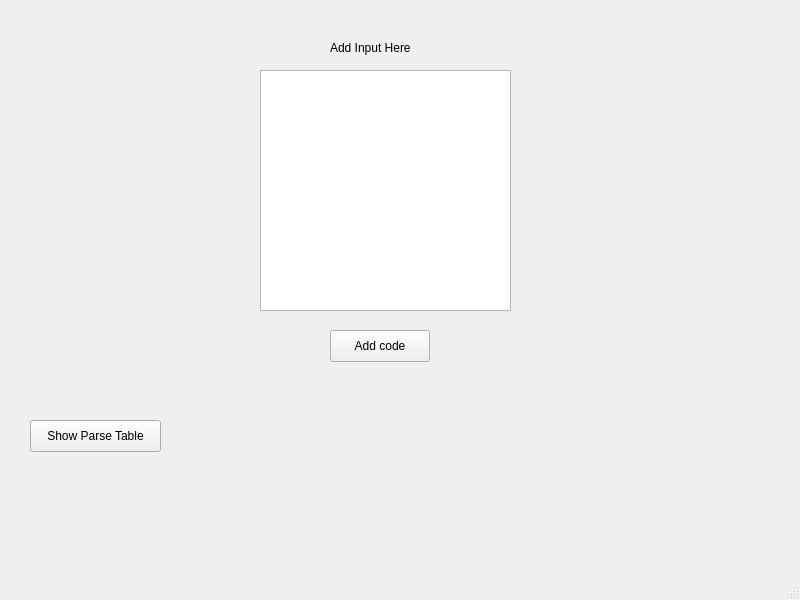
Old version of the form Source/Code/mainwindow.ui in the repository MohamadAbdelmoniem/Compiler-Spring-2022.
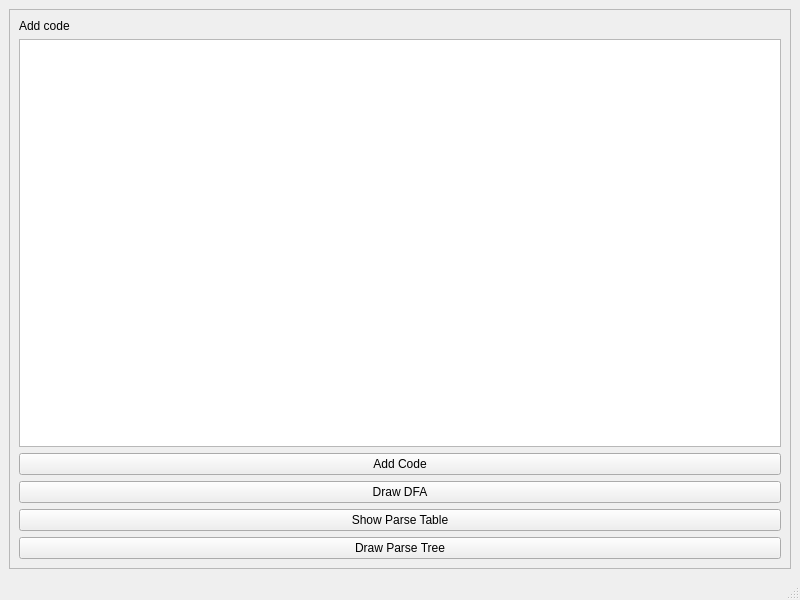
New version of the form.

Patch:
```diff
--- a/Source/Code/mainwindow.ui
+++ b/Source/Code/mainwindow.ui
@@ -14,55 +14,67 @@
    <string>MainWindow</string>
   </property>
   <widget class="QWidget" name="centralwidget">
-   <widget class="QTextEdit" name="InputTextBox">
-    <property name="geometry">
-     <rect>
-      <x>260</x>
-      <y>70</y>
-      <width>251</width>
-      <height>241</height>
-     </rect>
-    </property>
-   </widget>
+   <layout class="QHBoxLayout" name="horizontalLayout">
+    <item>
+     <widget class="QFrame" name="frame">
+      <property name="frameShape">
+       <enum>QFrame::StyledPanel</enum>
+      </property>
+      <property name="frameShadow">
+       <enum>QFrame::Raised</enum>
+      </property>
+      <layout class="QVBoxLayout" name="verticalLayout">
+       <item>
    <widget class="QLabel" name="label">
-    <property name="geometry">
-     <rect>
-      <x>330</x>
-      <y>40</y>
-      <width>101</width>
-      <height>16</height>
-     </rect>
-    </property>
+         <property name="text">
+          <string>Add code</string>
+         </property>
+        </widget>
+       </item>
+       <item>
+        <widget class="QTextEdit" name="InputTextBox">
+         <property name="font">
+          <font>
+           <pointsize>20</pointsize>
+          </font>
+         </property>
+         <property name="styleSheet">
+          <string notr="true"/>
+         </property>
+        </widget>
+       </item>
+       <item>
+        <widget class="QPushButton" name="AddCodeButton">
     <property name="text">
-     <string>Add Input Here</string>
-    </property>
-   </widget>
+          <string>Add Code</string>
+         </property>
+        </widget>
+       </item>
+       <item>
+        <widget class="QPushButton" name="DFAButton">
+         <property name="text">
+          <string>Draw DFA</string>
+         </property>
+        </widget>
+       </item>
+       <item>
    <widget class="QPushButton" name="ShowParseTableButton">
-    <property name="geometry">
-     <rect>
-      <x>30</x>
-      <y>420</y>
-      <width>131</width>
-      <height>32</height>
-     </rect>
-    </property>
     <property name="text">
      <string>Show Parse Table</string>
     </property>
    </widget>
-   <widget class="QPushButton" name="AddCodeButton">
-    <property name="geometry">
-     <rect>
-      <x>330</x>
-      <y>330</y>
-      <width>100</width>
-      <height>32</height>
-     </rect>
-    </property>
+       </item>
+       <item>
+        <widget class="QPushButton" name="ParserButton">
     <property name="text">
-     <string>Add code</string>
-    </property>
-   </widget>
+          <string>Draw Parse Tree</string>
+         </property>
+        </widget>
+       </item>
+      </layout>
+     </widget>
+    </item>
+   </layout>
   </widget>
   <widget class="QMenuBar" name="menubar">
    <property name="geometry">
```
Left out of the diff: 2 changed lines with no effect on the pictures. Lines whose indentation alone changed are shown as unchanged.
